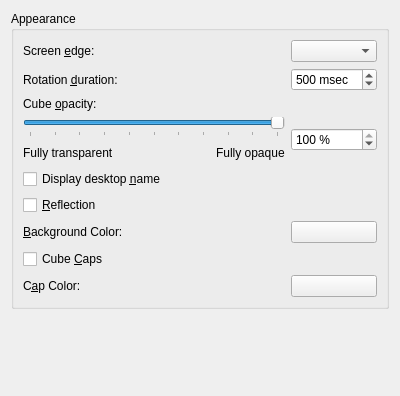
Above: effects/cube_config.ui from KDE/kwin before the change. Below: the same form after it.
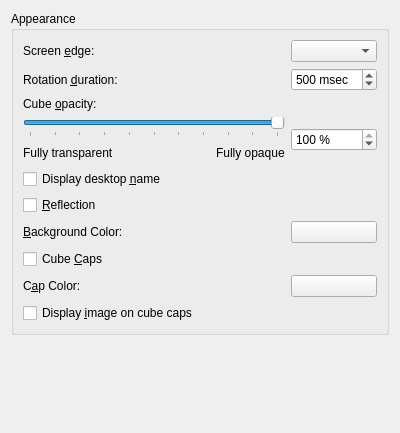
That is the form after the change. Custom widgets are drawn as their Qt base class.

Commit message: Now we are able to display an image on the cube caps.

The edit to the form file:
```diff
--- a/effects/cube_config.ui
+++ b/effects/cube_config.ui
@@ -6,7 +6,7 @@
     <x>0</x>
     <y>0</y>
     <width>400</width>
-    <height>396</height>
+    <height>433</height>
    </rect>
   </property>
   <layout class="QVBoxLayout" >
@@ -179,6 +179,13 @@
       <item row="11" column="1" >
        <widget class="KColorButton" name="capColorButton" />
       </item>
+      <item row="12" column="0" >
+       <widget class="QCheckBox" name="capsImageBox" >
+        <property name="text" >
+         <string>Display &amp;image on cube caps</string>
+        </property>
+       </widget>
+      </item>
      </layout>
     </widget>
    </item>
```
The commit also changes 5 other files.
